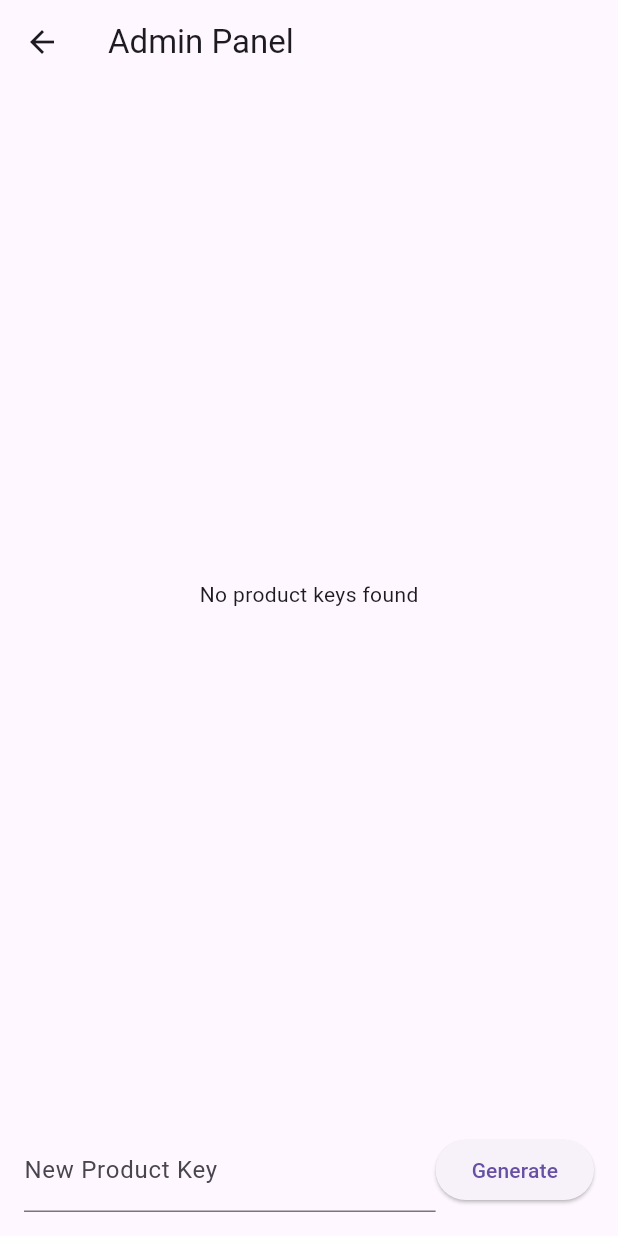
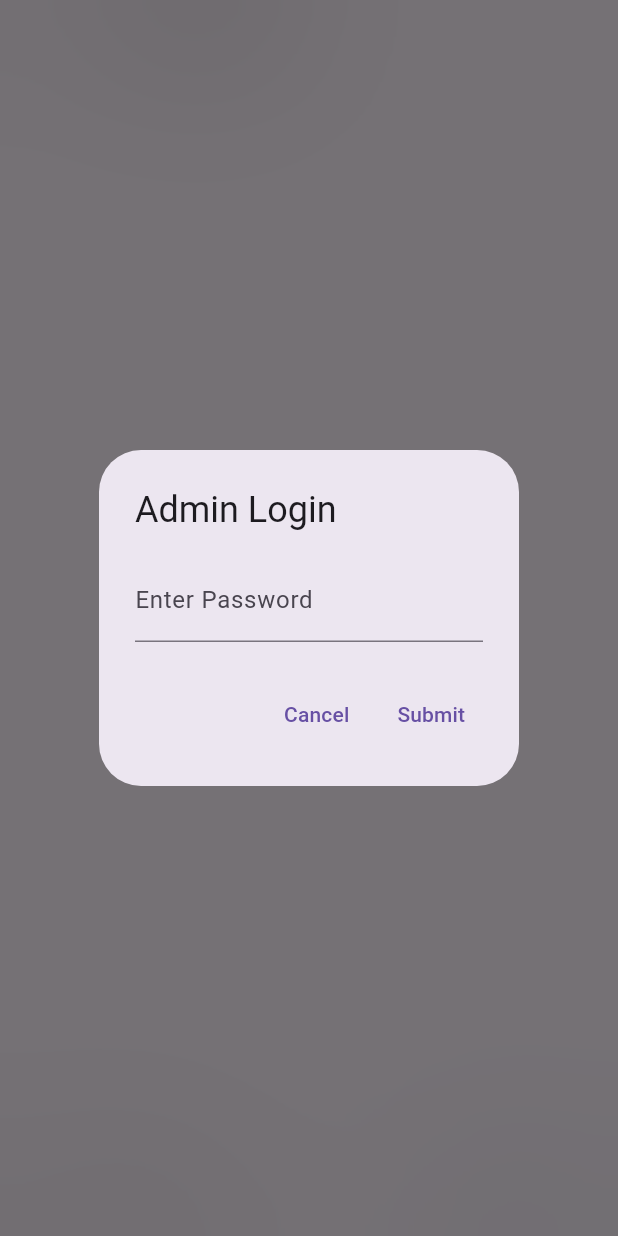
Before and after one commit to MohamedAbdelhamed0/product_key_app, a Flutter app: the AdminPage screen opened by its route, after a tap on "Generate", on a phone screen of 412 x 824 dp. Run offline on Flutter 3.47's test engine with Material 3 defaults, Android fonts, the phone set to English and light mode, and no system bars; our stand-ins replace bloc, cloud_firestore, equatable, firebase_core, flutter_bloc, flutter_secure_storage and 1 more; accounts and stored records are empty.

Commit message:
add uniqe id

```diff
--- /dev/null
+++ b/lib/device_id_helper.dart
@@ -0,0 +1,17 @@
+import 'package:flutter_secure_storage/flutter_secure_storage.dart';
+import 'package:uuid/uuid.dart';
+
+class DeviceIdHelper {
+  static const _storageKey = 'device_unique_id';
+  static final _storage = const FlutterSecureStorage();
+
+  static Future<String> getDeviceId() async {
+    String? deviceId = await _storage.read(key: _storageKey);
+    if (deviceId == null) {
+      // Generate a new UUID
+      deviceId = const Uuid().v4();
+      await _storage.write(key: _storageKey, value: deviceId);
+    }
+    return deviceId;
+  }
+}
--- a/lib/product_key/domain/repositories/product_key_repository.dart
+++ b/lib/product_key/domain/repositories/product_key_repository.dart
@@ -1,7 +1,7 @@
 import '../entities/product_key.dart';
 
 abstract class ProductKeyRepository {
-  Future<bool> validateProductKey(String key);
+  Future<bool> validateProductKey(String key, String deviceId);
   Future<void> assignProductKey(String key, String name, String phone);
   Future<List<ProductKey>> getAllProductKeys();
   Future<void> generateProductKey(String key);
--- a/lib/product_key/domain/use_cases/validate_product_key.dart
+++ b/lib/product_key/domain/use_cases/validate_product_key.dart
@@ -5,7 +5,7 @@ class ValidateProductKey {
 
   ValidateProductKey(this.repository);
 
-  Future<bool> call(String key) {
-    return repository.validateProductKey(key);
+  Future<bool> call(String key, String deviceId) {
+    return repository.validateProductKey(key, deviceId);
   }
 }
--- a/lib/product_key/presentation/pages/admin_page.dart
+++ b/lib/product_key/presentation/pages/admin_page.dart
@@ -1,20 +1,87 @@
+import 'dart:ui';
+
 import 'package:cloud_firestore/cloud_firestore.dart';
 import 'package:flutter/material.dart';
 
-class AdminPage extends StatelessWidget {
+class AdminPage extends StatefulWidget {
   AdminPage({super.key});
 
+  @override
+  _AdminPageState createState() => _AdminPageState();
+}
+
+class _AdminPageState extends State<AdminPage> {
   final TextEditingController newKeyController = TextEditingController();
   final FirebaseFirestore firestore = FirebaseFirestore.instance;
 
-  void generateProductKey(BuildContext context) {
+  @override
+  void initState() {
+    super.initState();
+    WidgetsBinding.instance.addPostFrameCallback((_) => _showPasswordDialog());
+  }
+
+  void _showPasswordDialog() {
+    showDialog(
+      context: context,
+      barrierDismissible: false,
+      builder: (BuildContext context) {
+        String enteredPassword = '';
+        return BackdropFilter(
+          filter: new ImageFilter.blur(sigmaX: 50.0, sigmaY: 50.0),
+          child: AlertDialog(
+            title: const Text('Admin Login'),
+            content: TextField(
+              obscureText: true,
+              decoration: const InputDecoration(labelText: 'Enter Password'),
+              onChanged: (value) {
+                enteredPassword = value;
+              },
+            ),
+            actions: [
+              TextButton(
+                child: const Text('Cancel'),
+                onPressed: () {
+                  Navigator.of(context).pop(); // Close the dialog
+                  Navigator.pushReplacementNamed(context, '/login');
+                },
+              ),
+              TextButton(
+                child: const Text('Submit'),
+                onPressed: () {
+                  _validatePassword(enteredPassword);
+                },
+              ),
+            ],
+          ),
+        );
+      },
+    );
+  }
+
+  void _validatePassword(String password) {
+    const adminPassword =
+        'YourSecurePassword'; // Replace with your actual password
+
+    if (password == adminPassword) {
+      Navigator.of(context).pop(); // Close the dialog
+      // Access granted
+    } else {
+      Navigator.of(context).pop(); // Close the dialog
+      ScaffoldMessenger.of(context).showSnackBar(
+        const SnackBar(content: Text('Incorrect password')),
+      );
+      Navigator.pushReplacementNamed(context, '/login');
+    }
+  }
+
+  Future<void> generateProductKey(BuildContext context) async {
     final key = newKeyController.text.trim();
     if (key.isNotEmpty) {
       firestore.collection('product_keys').doc(key).set({
         'key': key,
         'assignedTo': null,
         'phoneNumber': null,
-        // Add other fields as needed
+        'deviceId': null,
       });
       newKeyController.clear();
       ScaffoldMessenger.of(context).showSnackBar(
--- a/pubspec.yaml
+++ b/pubspec.yaml
@@ -39,6 +39,9 @@ dependencies:
   cloud_firestore: ^5.4.4
   flutter_bloc: ^8.1.6
   equatable: ^2.0.5
+  shared_preferences: ^2.3.2
+  flutter_secure_storage: ^9.2.2
+  uuid: ^4.5.1
 
 dev_dependencies:
   flutter_test:
```
Also changed, not shown: lib/main.dart (+11 -2 lines), lib/product_key/data/repositories/product_key_repository_impl.dart (+23 -3 lines), lib/product_key/presentation/manager/product_key_cubit.dart (+13 -1 lines), lib/product_key/presentation/pages/CacheHelper.dart (added, +69 -0 lines), lib/product_key/presentation/pages/HomePage.dart (added, +44 -0 lines), lib/product_key/presentation/pages/SplashScreen.dart (added, +32 -0 lines), lib/product_key/presentation/pages/login_page.dart (+10 -2 lines), pubspec.lock, 8 other files.
